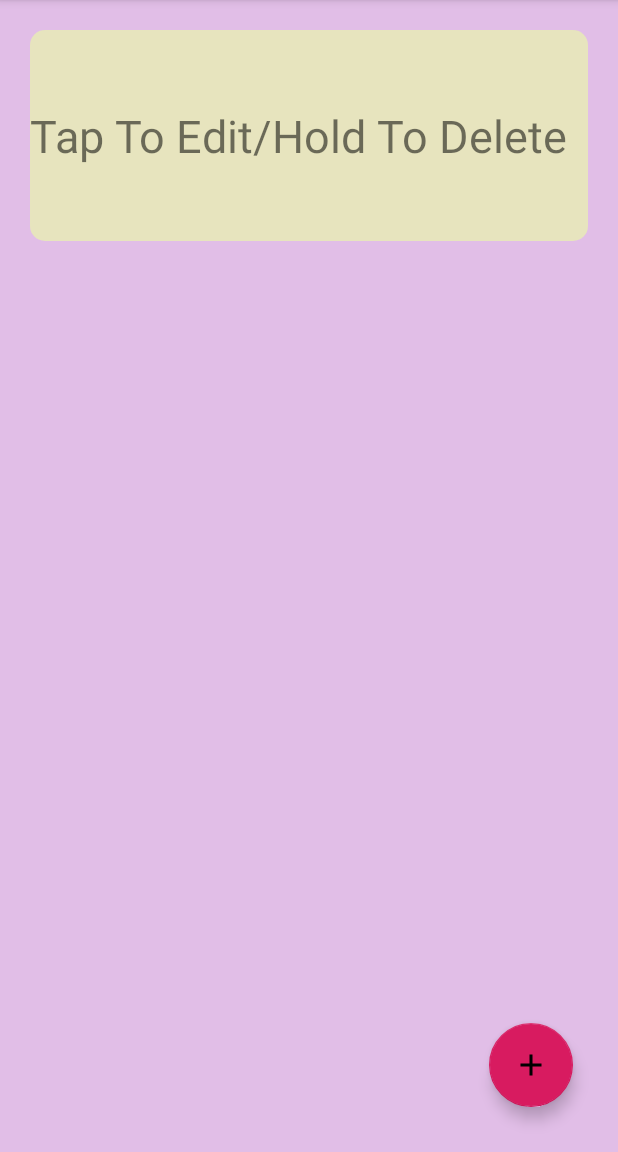
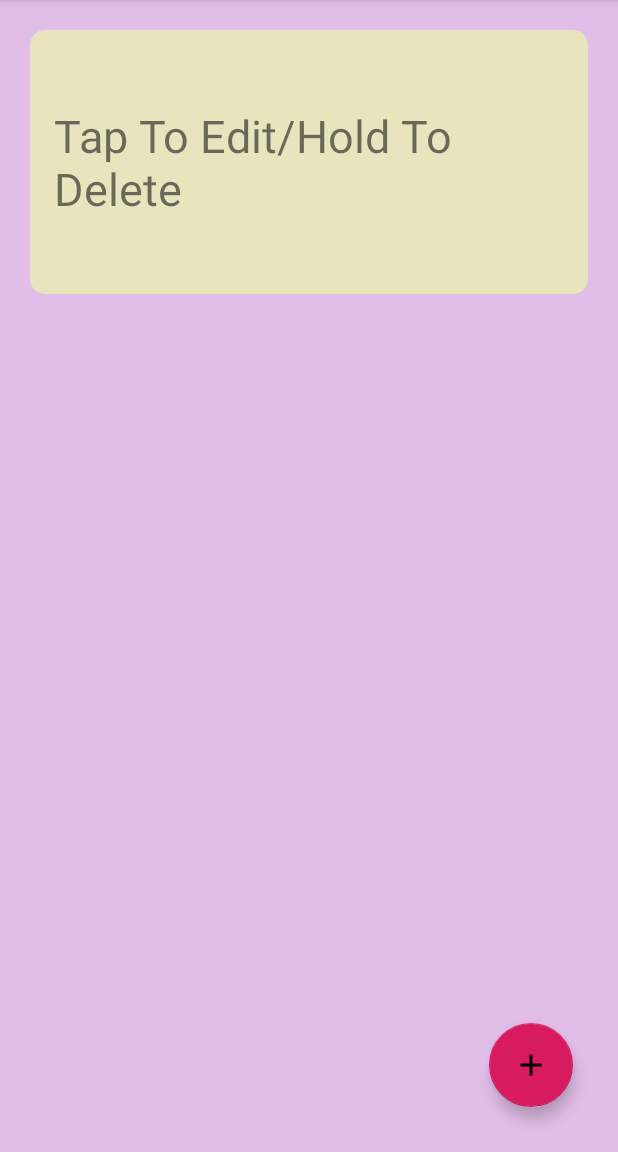
Before and after one commit to ntrllog/Notification-Reminder, an Android app: the screen it shows after launch (MainActivity), after a tap on an icon or button, on a phone screen of 412 x 824 dp, the part 84-1236 px from its top. Run offline under Robolectric (Android 15) with nearby library versions, the phone set to English and light mode, and no system bars.

Commit message:
add textview padding and changed notification icon

```diff
--- a/app/src/main/java/com/ntrllog/notificationreminder/NotificationService.java
+++ b/app/src/main/java/com/ntrllog/notificationreminder/NotificationService.java
@@ -8,6 +8,9 @@ import android.app.TaskStackBuilder;
 import android.content.Context;
 import android.content.Intent;
 import android.content.SharedPreferences;
+import android.graphics.Bitmap;
+import android.graphics.Canvas;
+import android.graphics.drawable.Drawable;
 import android.os.Build;
 import android.support.v4.app.NotificationCompat;
 import android.support.v4.app.NotificationManagerCompat;
@@ -78,7 +81,7 @@ public class NotificationService extends IntentService {
 
         /* Create notification in notification bar */
         NotificationCompat.Builder mBuilder = new NotificationCompat.Builder(this, "ID")
-                .setSmallIcon(R.drawable.ic_launcher_foreground)
+                .setSmallIcon(R.drawable.ic_announcement_black_24dp)
                 .setContentTitle("Notification Reminder")
                 .setContentText(s)
                 .setOngoing(true)
--- a/app/src/main/res/layout/list_item.xml
+++ b/app/src/main/res/layout/list_item.xml
@@ -2,7 +2,7 @@
 <RelativeLayout xmlns:android="http://schemas.android.com/apk/res/android"
     android:layout_width="match_parent"
     android:layout_height="match_parent"
-    android:background="@drawable/custom_list_item"
+    android:background="@layout/custom_list_item"
     android:paddingTop="50dp"
     android:paddingBottom="50dp">
 
@@ -10,6 +10,8 @@
         android:id="@+id/content"
         android:layout_width="wrap_content"
         android:layout_height="wrap_content"
+        android:paddingLeft="16dp"
+        android:paddingStart="16dp"
         android:textSize="30sp"/>
 
 </RelativeLayout>
```
Also changed, not shown: app/src/main/res/drawable/ic_announcement_black_24dp.xml (added, +9 -0 lines), app/src/main/res/layout/custom_list_item.xml (renamed from app/src/main/res/drawable/custom_list_item.xml).
